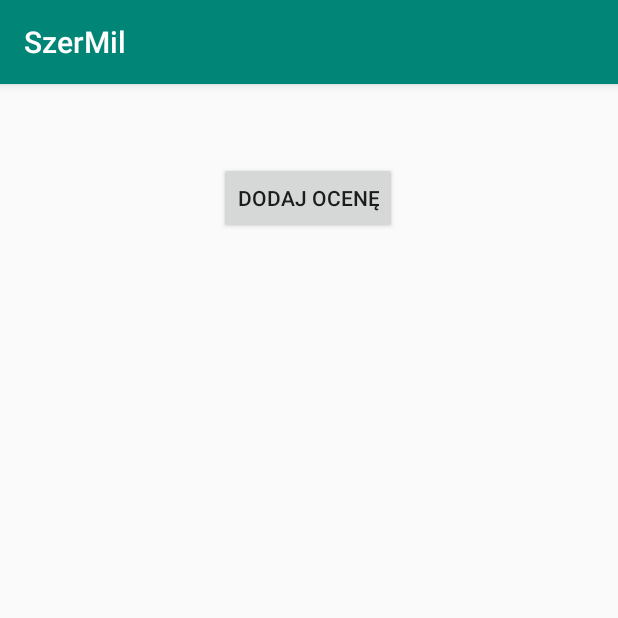
After one commit to Bast14n/SzerMil, an Android app: the RestaurantDetailsActivity screen opened directly, with no data from a screen before it, on a phone screen of 412 x 824 dp, the top half of it. The commit adds this screen. Run offline under Robolectric (Android 15) with nearby library versions, the phone set to English and light mode, and no system bars; our stand-ins replace Firebase (no records; nobody signed in at launch, a user with empty details on screens opened directly); 1 statement that could not run was skipped.

Commit message:
Implemented display restaurant details alongside with setting rating of food to it

```diff
--- a/app/src/main/java/com/example/szermil/MainActivity.java
+++ b/app/src/main/java/com/example/szermil/MainActivity.java
@@ -3,9 +3,9 @@ package com.example.szermil;
 import android.content.Intent;
 import android.os.Bundle;
 import android.support.v7.app.AppCompatActivity;
+
 import com.beardedhen.androidbootstrap.BootstrapLabel;
 import com.example.szermil.login.LoginActivity;
-import com.example.szermil.restaurant.mark.MarkActivity;
 import com.example.szermil.restaurant_search.RestaurantSearchActivity;
 import com.example.szermil.user.mark.UserMarksActivity;
 
@@ -22,8 +22,7 @@ public class MainActivity extends AppCompatActivity {
         private void setButtonListeners() {
         BootstrapLabel loginButton = findViewById(R.id.loginButton);
         loginButton.setOnClickListener(v -> {
-            Intent intent = new Intent(getApplicationContext(), MarkActivity.class);
-            startActivity(intent);
+            // TODO: implement login button
         });
 
         BootstrapLabel facebookLoginButton = findViewById(R.id.facebookLoginButton);
--- /dev/null
+++ b/app/src/main/java/com/example/szermil/restaurant/details/RestaurantDetailsActivity.java
@@ -0,0 +1,95 @@
+package com.example.szermil.restaurant.details;
+
+import android.content.Intent;
+import android.os.Bundle;
+import android.support.v7.app.AppCompatActivity;
+import android.support.v7.widget.LinearLayoutManager;
+import android.support.v7.widget.RecyclerView;
+import android.widget.Button;
+import android.widget.TextView;
+
+import com.example.szermil.R;
+import com.example.szermil.restaurant.mark.MarkActivity;
+import com.example.szermil.restaurant.mark.model.Mark;
+import com.example.szermil.restaurant_search.model.Restaurant;
+import com.example.szermil.user.mark.UserMarksActivity;
+import com.firebase.ui.database.FirebaseRecyclerAdapter;
+import com.google.firebase.database.DatabaseReference;
+import com.google.firebase.database.FirebaseDatabase;
+
+import static com.example.szermil.utils.StringUtils.RESTAURANT_ID_PARAMETER;
+import static com.example.szermil.utils.StringUtils.RESTAURANT_NAME_PARAMETER;
+
+public class RestaurantDetailsActivity extends AppCompatActivity {
+    private Restaurant restaurant;
+    private DatabaseReference databaseReference;
+    private RecyclerView markList;
+
+    @Override
+    protected void onCreate(Bundle savedInstanceState) {
+        super.onCreate(savedInstanceState);
+        setContentView(R.layout.activity_restaurant_details);
+        initialize();
+    }
+
+    private void initialize() {
+        setRestaurantModelFromPreviousActivity();
+        setButtonOnClickListeners();
+        initializeDatabase();
+        setRestaurantNameOnUi();
+        setLayoutForMarks();
+    }
+
+    private void setButtonOnClickListeners() {
+        Button addMarkButton = findViewById(R.id.addMarkButton);
+        addMarkButton.setOnClickListener(v -> {
+                    Intent addMarkIntent = new Intent(getApplicationContext(), MarkActivity.class);
+                    addMarkIntent.putExtra(RESTAURANT_ID_PARAMETER, restaurant.getId());
+                    startActivity(addMarkIntent);
+                }
+        );
+    }
+
+    private void initializeDatabase() {
+        databaseReference = FirebaseDatabase.getInstance().getReference().child("marks");
+        databaseReference.keepSynced(true);
+    }
+
+    private void setLayoutForMarks() {
+        markList = findViewById(R.id.restaurantDetailsView);
+        markList.setHasFixedSize(true);
+        markList.setLayoutManager(new LinearLayoutManager(this));
+    }
+
+    private void setRestaurantNameOnUi() {
+        TextView restaurantInfoTextView = findViewById(R.id.restaurantName);
+        restaurantInfoTextView.setText(restaurant.getName());
+    }
+
+
+    private void setRestaurantModelFromPreviousActivity() {
+        Intent previousIntent = getIntent();
+        long restaurantId = previousIntent.getLongExtra(RESTAURANT_ID_PARAMETER, 0);
+        String restaurantName = previousIntent.getStringExtra(RESTAURANT_NAME_PARAMETER);
+        restaurant = new Restaurant();
+        restaurant.setId(restaurantId);
+        restaurant.setName(restaurantName);
+    }
+
+    @Override
+    protected void onStart() {
+        super.onStart();
+        FirebaseRecyclerAdapter<Mark, UserMarksActivity.MarkViewHolder> firebaseRecyclerAdapter = new FirebaseRecyclerAdapter<Mark, UserMarksActivity.MarkViewHolder>
+                (Mark.class, R.layout.marks_row, UserMarksActivity.MarkViewHolder.class, databaseReference.orderByChild("restaurantId").equalTo(restaurant.getId())) {
+            @Override
+            protected void populateViewHolder(UserMarksActivity.MarkViewHolder viewHolder, Mark model, int position) {
+                viewHolder.setMeal(model.getMealName());
+                viewHolder.setComment(model.getComment());
+                viewHolder.setRating(model.getRating());
+                viewHolder.setPhoto(model.getPhotoBase64());
+
+            }
+        };
+        markList.setAdapter(firebaseRecyclerAdapter);
+    }
+}
--- a/app/src/main/java/com/example/szermil/restaurant/mark/MarkActivity.java
+++ b/app/src/main/java/com/example/szermil/restaurant/mark/MarkActivity.java
@@ -19,6 +19,8 @@ import com.google.firebase.database.DatabaseReference;
 import com.google.firebase.database.FirebaseDatabase;
 
 import java.io.ByteArrayOutputStream;
+
+import static com.example.szermil.utils.StringUtils.RESTAURANT_ID_PARAMETER;
 
 public class MarkActivity extends AppCompatActivity {
     private Mark mark;
@@ -88,6 +90,8 @@ public class MarkActivity extends AppCompatActivity {
         mark.setMealName(mealName.getText().toString());
         mark.setRating((int) rating.getRating());
         mark.setComment(comment.getText().toString());
+        long restaurantId = getIntent().getLongExtra(RESTAURANT_ID_PARAMETER, 0);
+        mark.setRestaurantId(restaurantId);
     }
 
     private boolean verifyPhoto(Mark mark) {
--- a/app/src/main/java/com/example/szermil/restaurant_search/model/Restaurant.java
+++ b/app/src/main/java/com/example/szermil/restaurant_search/model/Restaurant.java
@@ -4,6 +4,9 @@ public class Restaurant {
     private long id;
     private String name;
     private String locality;
+
+    public Restaurant() {
+    }
 
     public Restaurant(long id, String name, String locality) {
         this.id = id;
--- /dev/null
+++ b/app/src/main/java/com/example/szermil/utils/StringUtils.java
@@ -0,0 +1,6 @@
+package com.example.szermil.utils;
+
+public class StringUtils {
+    public static final String RESTAURANT_ID_PARAMETER = "restaurantId";
+    public static final String RESTAURANT_NAME_PARAMETER = "restaurantName";
+}
--- /dev/null
+++ b/app/src/main/res/layout/activity_restaurant_details.xml
@@ -0,0 +1,48 @@
+<?xml version="1.0" encoding="utf-8"?>
+<android.support.constraint.ConstraintLayout xmlns:android="http://schemas.android.com/apk/res/android"
+    xmlns:app="http://schemas.android.com/apk/res-auto"
+    xmlns:tools="http://schemas.android.com/tools"
+    android:layout_width="match_parent"
+    android:layout_height="match_parent"
+    tools:context=".restaurant.details.RestaurantDetailsActivity">
+
+    <Button
+        android:id="@+id/addMarkButton"
+        android:layout_width="wrap_content"
+        android:layout_height="wrap_content"
+        android:layout_marginStart="8dp"
+        android:layout_marginTop="12dp"
+        android:layout_marginEnd="8dp"
+        android:layout_marginBottom="8dp"
+        android:text="Dodaj ocenę"
+        app:layout_constraintBottom_toTopOf="@+id/restaurantDetailsView"
+        app:layout_constraintEnd_toEndOf="parent"
+        app:layout_constraintHorizontal_bias="0.498"
+        app:layout_constraintStart_toStartOf="parent"
+        app:layout_constraintTop_toBottomOf="@+id/restaurantName" />
+
+    <TextView
+        android:id="@+id/restaurantName"
+        android:layout_width="64dp"
+        android:layout_height="16dp"
+        android:layout_marginStart="8dp"
+        android:layout_marginTop="8dp"
+        android:layout_marginEnd="8dp"
+        android:layout_marginBottom="568dp"
+        android:text="TextView"
+        app:layout_constraintBottom_toBottomOf="parent"
+        app:layout_constraintEnd_toEndOf="parent"
+        app:layout_constraintHorizontal_bias="0.498"
+        app:layout_constraintStart_toStartOf="parent"
+        app:layout_constraintTop_toTopOf="parent"
+        app:layout_constraintVertical_bias="0.0" />
+
+
+    <android.support.v7.widget.RecyclerView
+        android:id="@+id/restaurantDetailsView"
+        android:layout_width="412dp"
+        android:layout_height="603dp"
+        android:layout_marginTop="124dp"
+        app:layout_constraintTop_toTopOf="parent"
+        tools:layout_editor_absoluteX="-1dp"></android.support.v7.widget.RecyclerView>
+</android.support.constraint.ConstraintLayout>
```
Also changed, not shown: app/src/main/AndroidManifest.xml (+6 -5 lines), app/src/main/java/com/example/szermil/restaurant_search/RestaurantSearchActivity.java (+23 -2 lines), app/src/main/java/com/example/szermil/user/mark/UserMarksActivity.java (+6 -4 lines).
